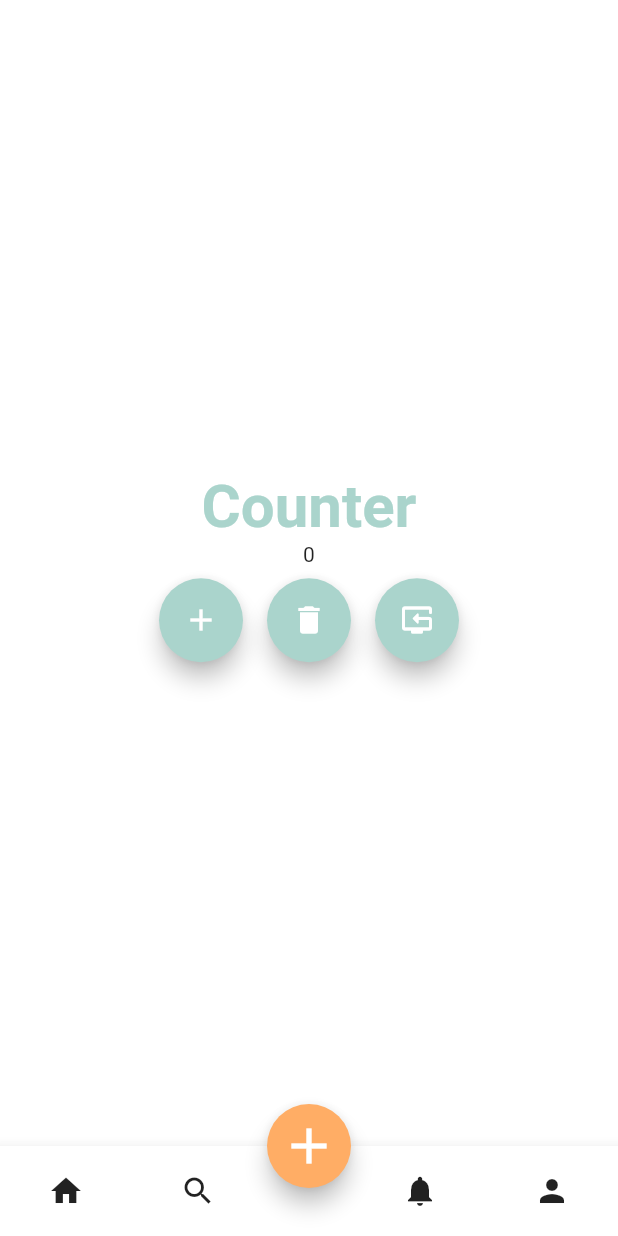
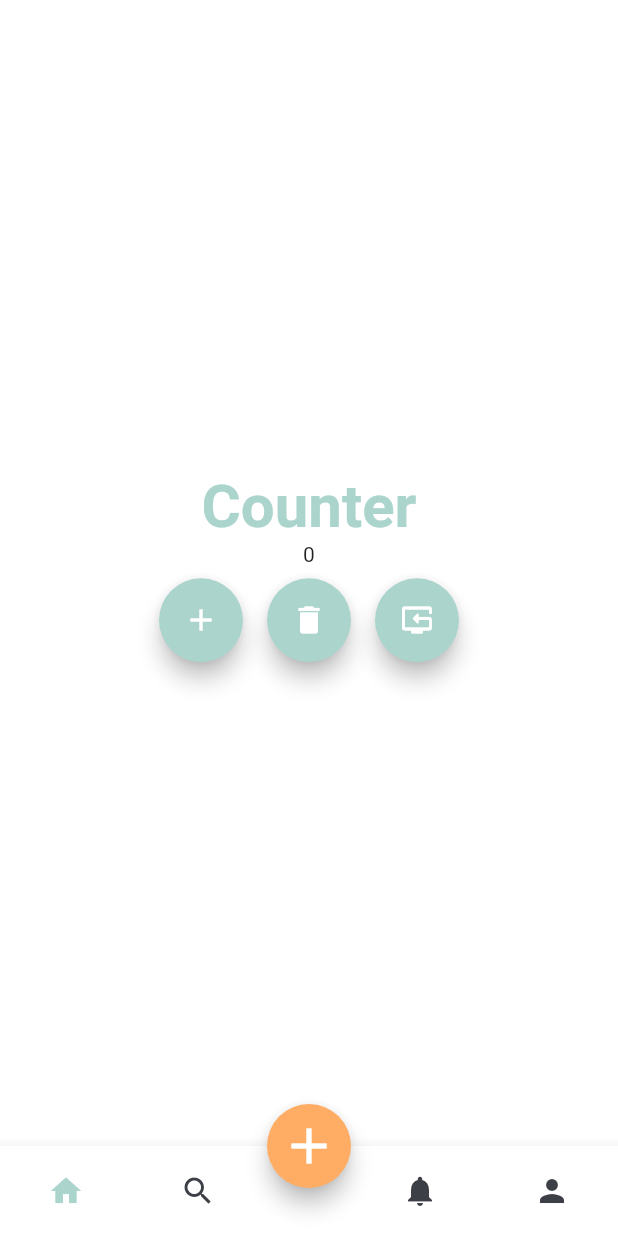
Before and after one commit to aofattaporn/practice-Flutter-2022, a Flutter app: the screen it shows after launch, on a phone screen of 412 x 824 dp. Run offline on Flutter 3.47's test engine with Material 2 defaults, Android fonts, the phone set to English and light mode, and no system bars; our stand-ins replace bloc, equatable, flutter_bloc, flutter_cache_manager, rive.

Commit message:
Change Color when click

```diff
--- a/lib/src2/BottomNavigationWidget.dart
+++ b/lib/src2/BottomNavigationWidget.dart
@@ -64,14 +64,14 @@ class _BottomNavigationWidgetState extends State<BottomNavigationWidget> {
             children: [
               Row(
                 children: [
-                  Button_Page(0, const Icon(Icons.home)),
-                  Button_Page(1, const Icon(Icons.search)),
+                  Button_Page(0, Icons.home),
+                  Button_Page(1, Icons.search),
                 ],
               ),
               Row(
                 children: [
-                  Button_Page(2, const Icon(Icons.notifications)),
-                  Button_Page(3, const Icon(Icons.person)),
+                  Button_Page(2, Icons.notifications),
+                  Button_Page(3, Icons.person),
                 ],
               )
             ],
@@ -81,7 +81,7 @@ class _BottomNavigationWidgetState extends State<BottomNavigationWidget> {
     );
   }
 
-  MaterialButton Button_Page(int indexSceeen, Widget xicon) {
+  MaterialButton Button_Page(int indexSceeen, IconData xicon) {
     return MaterialButton(
         onPressed: () {
           setState(() {
@@ -89,6 +89,9 @@ class _BottomNavigationWidgetState extends State<BottomNavigationWidget> {
             currentTab = indexSceeen;
           });
         },
-        child: xicon);
+        child: Icon(xicon,
+            color:
+                currentTab == indexSceeen ? kPrimaryColor : kTextColor,
+            size: 24));
   }
 }
```
